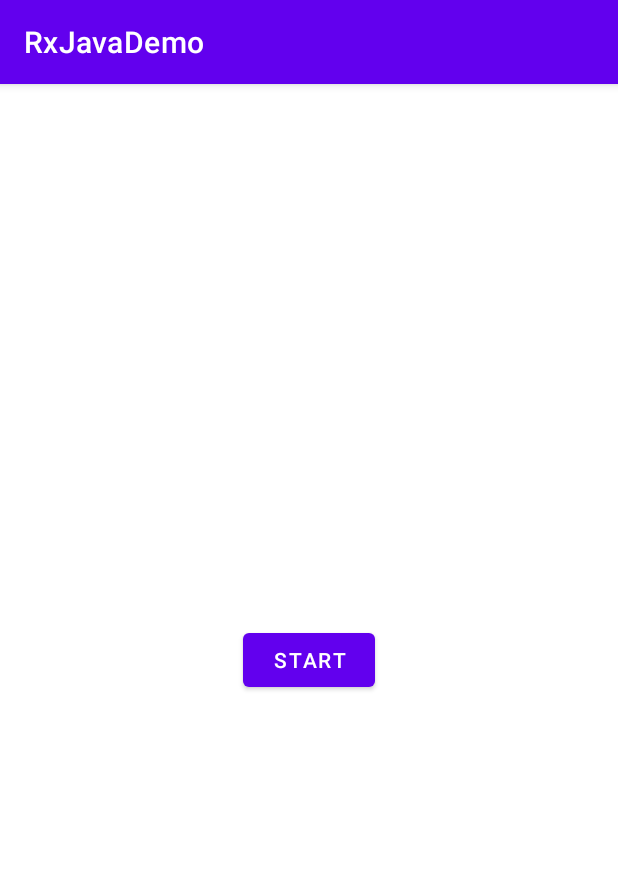
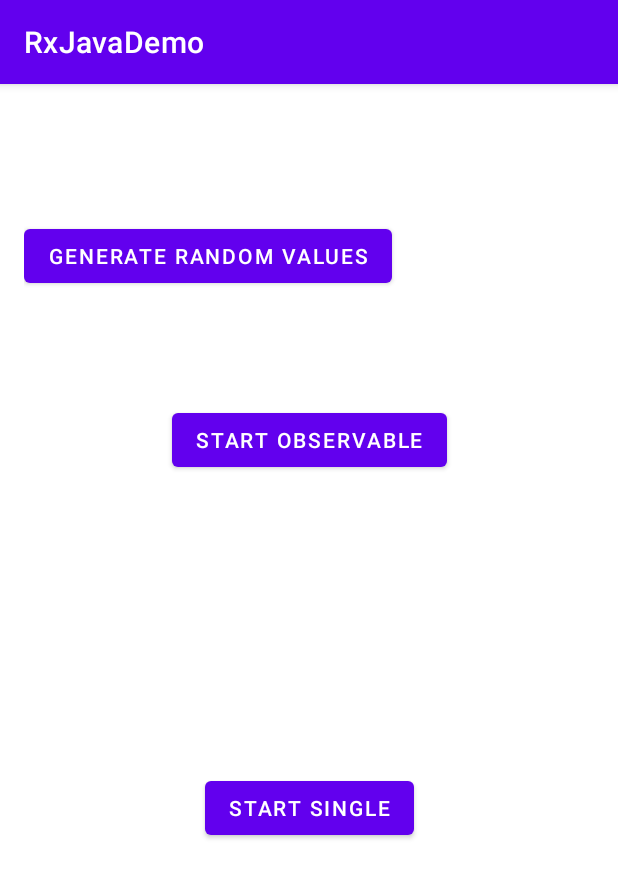
Before and after one commit to d-yaskevich/RxJavaDemo, an Android app: the screen it shows after launch (MainActivity), on a phone screen of 412 x 824 dp. Shown: the top 878 px of the screen. Run offline under Robolectric (Android 15) with nearby library versions, the phone set to English and light mode, and no system bars; our stand-ins replace RxJava.

Commit message:
Add Single. Update random values

```diff
--- a/app/src/main/res/layout/activity_main.xml
+++ b/app/src/main/res/layout/activity_main.xml
@@ -4,17 +4,51 @@
     xmlns:tools="http://schemas.android.com/tools"
     android:layout_width="match_parent"
     android:layout_height="match_parent"
+    android:padding="16dp"
     tools:context=".MainActivity">
 
     <Button
-        android:id="@+id/btnStart"
+        android:id="@+id/btn_generate_random"
+        android:layout_width="wrap_content"
+        android:layout_height="wrap_content"
+        android:text="Generate random values"
+        app:layout_constraintBottom_toTopOf="@id/btn_start_observable"
+        app:layout_constraintEnd_toStartOf="@id/tv_random_values"
+        app:layout_constraintStart_toStartOf="parent"
+        app:layout_constraintTop_toTopOf="parent" />
+
+    <TextView
+        android:id="@+id/tv_random_values"
+        android:layout_width="0dp"
+        android:layout_height="wrap_content"
+        android:gravity="center"
+        android:padding="8dp"
+        android:textSize="22sp"
+        app:layout_constraintBottom_toTopOf="@id/btn_start_observable"
+        app:layout_constraintEnd_toEndOf="parent"
+        app:layout_constraintStart_toEndOf="@id/btn_generate_random"
+        app:layout_constraintTop_toTopOf="parent" />
+
+    <Button
+        android:id="@+id/btn_start_observable"
         android:layout_width="wrap_content"
         android:layout_height="wrap_content"
         android:onClick="onStartObservable"
-        android:text="Start"
-        app:layout_constraintBottom_toBottomOf="parent"
+        android:text="Start observable"
+        app:layout_constraintBottom_toTopOf="@id/btn_start_single"
         app:layout_constraintLeft_toLeftOf="parent"
         app:layout_constraintRight_toRightOf="parent"
         app:layout_constraintTop_toTopOf="parent" />
 
+    <Button
+        android:id="@+id/btn_start_single"
+        android:layout_width="wrap_content"
+        android:layout_height="wrap_content"
+        android:onClick="onStartSingle"
+        android:text="Start single"
+        app:layout_constraintBottom_toBottomOf="parent"
+        app:layout_constraintLeft_toLeftOf="parent"
+        app:layout_constraintRight_toRightOf="parent"
+        app:layout_constraintTop_toTopOf="@id/btn_start_observable" />
+
 </androidx.constraintlayout.widget.ConstraintLayout>
```
Also changed, not shown: app/src/main/java/com/examples/rxjavademo/MainActivity.java (+95 -19 lines).
